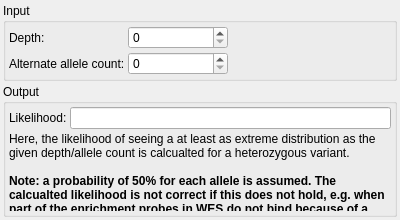
Qt form src/GSvar/AlleleBalanceCalculator.ui (imgag/ngs-bits) before a commit.
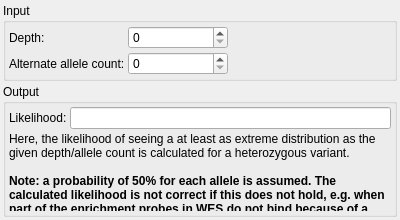
The same form after that commit.

```diff
--- a/src/GSvar/AlleleBalanceCalculator.ui
+++ b/src/GSvar/AlleleBalanceCalculator.ui
@@ -150,7 +150,7 @@
       <item row="1" column="0" colspan="2">
        <widget class="QLabel" name="label_3">
         <property name="text">
-         <string>&lt;html&gt;&lt;head/&gt;&lt;body&gt;&lt;p&gt;Here, the likelihood of seeing a at least as extreme distribution as the given depth/allele count is calcualted for a heterozygous variant.&lt;br/&gt;&lt;br/&gt;&lt;span style=&quot; font-weight:600;&quot;&gt;Note: a probability of 50% for each allele is assumed. The calcualted likelihood is not correct if this does not hold, e.g. when part of the enrichment probes in WES do not bind because of a variant. For WGS, the assumption should hold.&lt;/span&gt;&lt;/p&gt;&lt;/body&gt;&lt;/html&gt;</string>
+         <string>&lt;html&gt;&lt;head/&gt;&lt;body&gt;&lt;p&gt;Here, the likelihood of seeing a at least as extreme distribution as the given depth/allele count is calculated for a heterozygous variant.&lt;br/&gt;&lt;br/&gt;&lt;span style=&quot; font-weight:600;&quot;&gt;Note: a probability of 50% for each allele is assumed. The calculated likelihood is not correct if this does not hold, e.g. when part of the enrichment probes in WES do not bind because of a variant. For WGS, the assumption should hold.&lt;/span&gt;&lt;/p&gt;&lt;/body&gt;&lt;/html&gt;</string>
         </property>
         <property name="wordWrap">
          <bool>true</bool>
```
